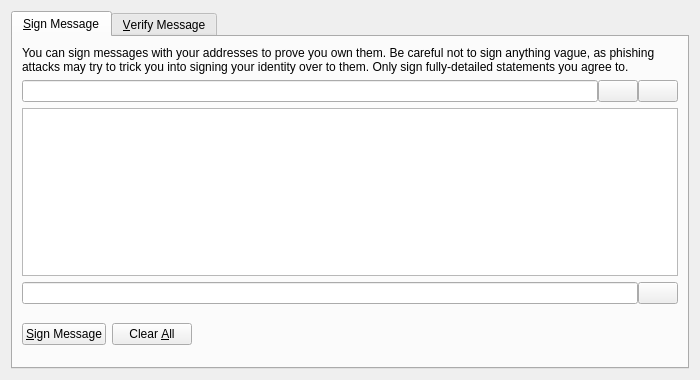
Before: the Qt Designer form src/qt/forms/signverifymessagedialog.ui in dev-alphax/Alpha-X, drawn with Qt 5.
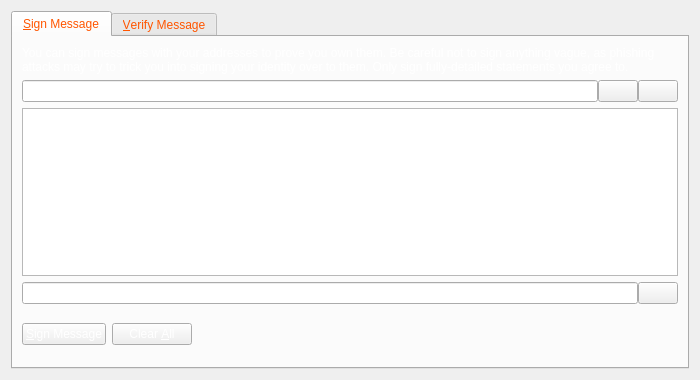
After: the same form once the commit is applied. The open tabs and pages were chosen to show the change. Icons and pictures are not drawn. Custom widgets are drawn as their Qt base class.

```diff
--- a/src/qt/forms/signverifymessagedialog.ui
+++ b/src/qt/forms/signverifymessagedialog.ui
@@ -14,7 +14,8 @@
    <string>Signatures - Sign / Verify a Message</string>
   </property>
   <property name="styleSheet">
-   <string notr="true">background-image: url(:/images/gr);</string>
+   <string notr="true">background-image: url(:/images/gr);
+color: rgb(255, 85, 0);</string>
   </property>
   <property name="modal">
    <bool>true</bool>
@@ -22,6 +23,9 @@
   <layout class="QVBoxLayout" name="verticalLayout">
    <item>
     <widget class="QTabWidget" name="tabWidget">
+     <property name="styleSheet">
+      <string notr="true">color: rgb(255, 85, 0);</string>
+     </property>
      <property name="currentIndex">
       <number>1</number>
      </property>
@@ -32,6 +36,9 @@
       <layout class="QVBoxLayout" name="verticalLayout_SM">
        <item>
         <widget class="QLabel" name="infoLabel_SM">
+         <property name="styleSheet">
+          <string notr="true">color:rgb(255,255,255);</string>
+         </property>
          <property name="text">
           <string>You can sign messages with your addresses to prove you own them. Be careful not to sign anything vague, as phishing attacks may try to trick you into signing your identity over to them. Only sign fully-detailed statements you agree to.</string>
          </property>
@@ -150,6 +157,9 @@
            <property name="toolTip">
             <string>Sign the message to prove you own this alphax address</string>
            </property>
+           <property name="styleSheet">
+            <string notr="true">color:rgb(255,255,255);</string>
+           </property>
            <property name="text">
             <string>&amp;Sign Message</string>
            </property>
@@ -167,6 +177,9 @@
            <property name="toolTip">
             <string>Reset all sign message fields</string>
            </property>
+           <property name="styleSheet">
+            <string notr="true">color:rgb(255,255,255);</string>
+           </property>
            <property name="text">
             <string>Clear &amp;All</string>
            </property>
```
Left out of the diff: 36 changed lines with no effect on the pictures.
